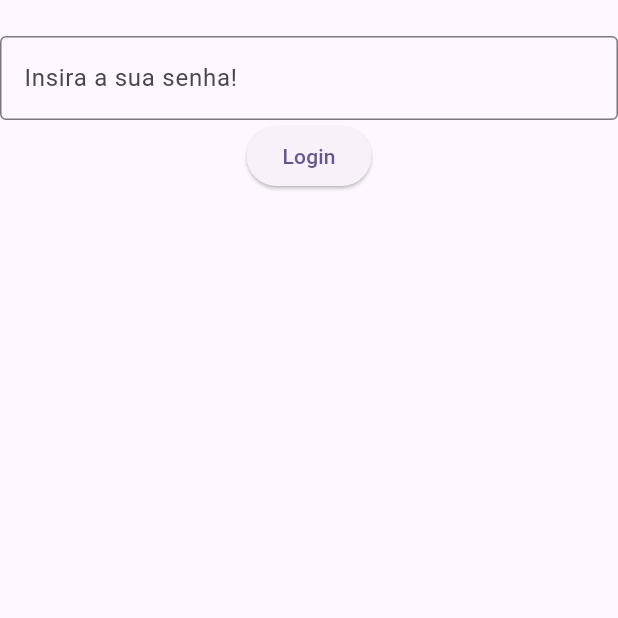
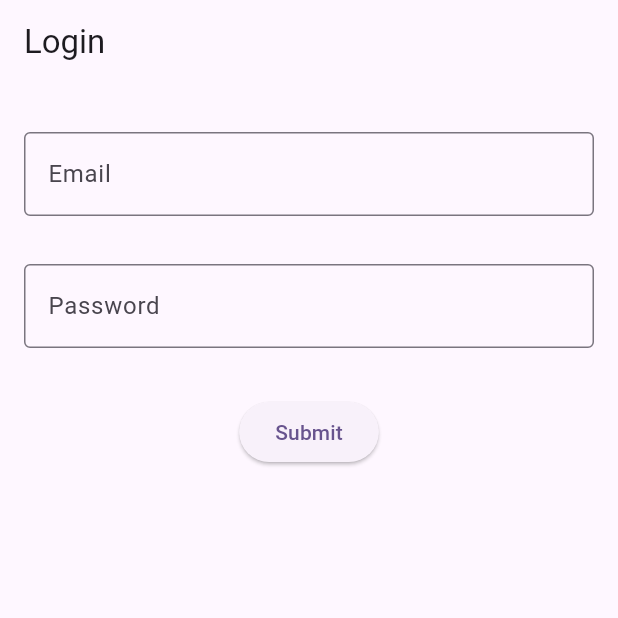
Before and after one commit to inatagan/brademo, a Flutter app: the screen it shows after launch, on a phone screen of 412 x 824 dp, the top half of it. Run offline on Flutter 3.47's test engine with Material 3 defaults, Android fonts, the phone set to English and light mode, and no system bars.

Commit message:
Login app hotfix

```diff
--- a/20250325/ex01/lib/main.dart
+++ b/20250325/ex01/lib/main.dart
@@ -12,7 +12,7 @@ class MyApp extends StatelessWidget {
   @override
   Widget build(BuildContext context) {
     return MaterialApp(
-      title: 'Flutter Demo',
+      title: 'Login APP',
       theme: ThemeData(
         colorScheme: ColorScheme.fromSeed(seedColor: Colors.deepPurple),
       ),
--- a/20250325/ex01/lib/pages/home_page.dart
+++ b/20250325/ex01/lib/pages/home_page.dart
@@ -2,17 +2,29 @@ import 'package:flutter/material.dart';
 
 class HomePage extends StatelessWidget {
   // late final User user;
+  late final String email;
 
-  HomePage() {
-    //TO DO
+  HomePage({required String email}) {
+    this.email = email;
   }
 
   @override
   Widget build(BuildContext context) {
-    // TODO: implement build
     return Scaffold(
-      appBar: AppBar(),
-      body: Column(children: [Center(child: Text('TEST'))]),
+      appBar: AppBar(title: const Text('Home Page')),
+      body: Column(
+        children: [
+          Text(email),
+          Center(
+            child: ElevatedButton(
+              onPressed: () {
+                Navigator.pop(context);
+              },
+              child: const Text("Go back!"),
+            ),
+          ),
+        ],
+      ),
     );
   }
 }
--- a/20250325/ex01/lib/pages/login.dart
+++ b/20250325/ex01/lib/pages/login.dart
@@ -1,54 +1,111 @@
 import 'package:app_login/pages/home_page.dart';
 import 'package:flutter/material.dart';
 
-// class Login extends StatefulWidget {
-//   const Login({super.key});
-//
-//   @override
-//   FormLogin createState() {
-//     // TODO: implement createState
-//     return FormLogin();
-//   }
-// }
+class Login extends StatefulWidget {
+  const Login({super.key});
 
-class Login extends StatelessWidget {
-  // final _formkey = GlobalKey<FormState>();
+  @override
+  State<Login> createState() {
+    return _Login();
+  }
+}
+
+class _Login extends State<Login> {
+  final _formKey = GlobalKey<FormState>();
+  TextEditingController emailController = TextEditingController();
+  TextEditingController passwordController = TextEditingController();
 
   @override
   Widget build(BuildContext context) {
-    // TODO: implement build
     return Scaffold(
-      // appBar: AppBar(title: Center(child: Text('Login to continue..'))),
-      // key: _formkey,
-      body: Column(
+      appBar: AppBar(title: Text('Login')),
+      body: Form(
+        key: _formKey,
+        child: Padding(
+          padding: const EdgeInsets.symmetric(horizontal: 8, vertical: 16),
+          child: Column(
+            crossAxisAlignment: CrossAxisAlignment.center,
             children: [
-          Padding(padding: EdgeInsets.all(12.0)),
-
-          TextFormField(
-            obscureText: true,
+              Padding(
+                padding: const EdgeInsets.symmetric(
+                  horizontal: 8,
+                  vertical: 16,
+                ),
+                child: TextFormField(
+                  controller: emailController,
                   decoration: const InputDecoration(
                     border: OutlineInputBorder(),
-              labelText: 'Insira a sua senha!',
+                    labelText: "Email",
                   ),
-            // The validator receives the text that the user has entered.
                   validator: (value) {
                     if (value == null || value.isEmpty) {
-                return 'Please enter some text';
+                      return 'Please enter your email';
                     }
                     return null;
                   },
                 ),
-          //ADD Botoa aqui
-          ElevatedButton(
+              ),
+              Padding(
+                padding: const EdgeInsets.symmetric(
+                  horizontal: 8,
+                  vertical: 16,
+                ),
+                child: TextFormField(
+                  controller: passwordController,
+                  obscureText: true,
+                  decoration: const InputDecoration(
+                    border: OutlineInputBorder(),
+                    labelText: "Password",
+                  ),
+                  validator: (value) {
+                    if (value == null || value.isEmpty) {
+                      return 'Please enter your password';
+                    }
+                    return null;
+                  },
+                ),
+              ),
+              Padding(
+                padding: const EdgeInsets.symmetric(
+                  horizontal: 8,
+                  vertical: 16.0,
+                ),
+                child: Center(
+                  child: ElevatedButton(
                     onPressed: () {
+                      if (_formKey.currentState!.validate()) {
+                        // Navigate the user to the Home page
+
+                        if (emailController.text == "test@email.com" &&
+                            passwordController.text == "1234") {
                           Navigator.push(
                             context,
-                MaterialPageRoute(builder: (context) => HomePage()),
+                            MaterialPageRoute(
+                              builder:
+                                  (context) =>
+                                      HomePage(email: emailController.text),
+                            ),
                           );
+                        } else {
+                          ScaffoldMessenger.of(context).showSnackBar(
+                            const SnackBar(
+                              content: Text('Invalid Credentials'),
+                            ),
+                          );
+                        }
+                      } else {
+                        ScaffoldMessenger.of(context).showSnackBar(
+                          const SnackBar(content: Text('Please fill input')),
+                        );
+                      }
                     },
-            child: const Text('Login'),
+                    child: const Text('Submit'),
+                  ),
+                ),
               ),
             ],
+          ),
+        ),
       ),
     );
   }
```
Lines whose indentation alone changed are shown as unchanged.
